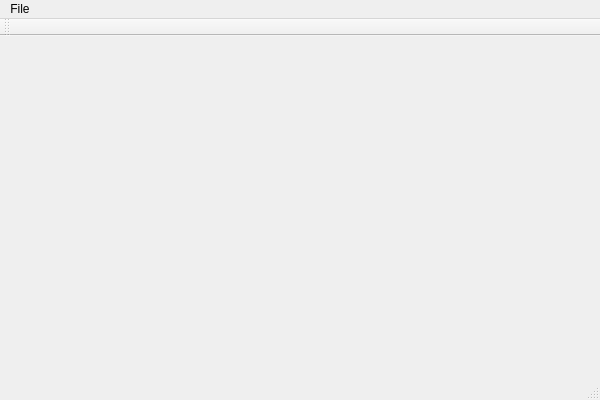
First picture: the form in TextEditor.ui, repository AnantRajput415/Text_editor, before the edit.
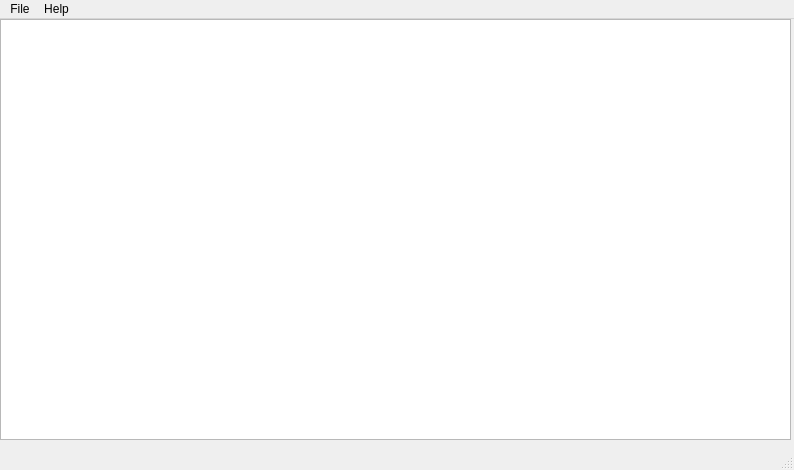
Second picture: the form after the edit.

The edit to the form file:
```diff
--- a/TextEditor.ui
+++ b/TextEditor.ui
@@ -6,20 +6,31 @@
    <rect>
     <x>0</x>
     <y>0</y>
-    <width>600</width>
-    <height>400</height>
+    <width>794</width>
+    <height>470</height>
    </rect>
   </property>
   <property name="windowTitle">
    <string>TextEditor</string>
   </property>
-  <widget class="QWidget" name="centralWidget"/>
-  <widget class="QMenuBar" name="menuBar">
+  <widget class="QWidget" name="centralwidget">
+   <widget class="QTextEdit" name="textEdit">
+    <property name="geometry">
+     <rect>
+      <x>0</x>
+      <y>0</y>
+      <width>791</width>
+      <height>421</height>
+     </rect>
+    </property>
+   </widget>
+  </widget>
+  <widget class="QMenuBar" name="menubar">
    <property name="geometry">
     <rect>
      <x>0</x>
      <y>0</y>
-     <width>600</width>
+     <width>794</width>
      <height>26</height>
     </rect>
    </property>
@@ -27,22 +38,47 @@
     <property name="title">
      <string>File</string>
     </property>
+    <addaction name="actionNew"/>
+    <addaction name="actionOpen"/>
+    <addaction name="actionSave"/>
+    <addaction name="actionExit"/>
+   </widget>
+   <widget class="QMenu" name="menuAbout">
+    <property name="title">
+     <string>Help</string>
+    </property>
+    <addaction name="actionAbout"/>
    </widget>
    <addaction name="menuFile"/>
+   <addaction name="menuAbout"/>
   </widget>
-  <widget class="QToolBar" name="mainToolBar">
-   <attribute name="toolBarArea">
-    <enum>TopToolBarArea</enum>
-   </attribute>
-   <attribute name="toolBarBreak">
-    <bool>false</bool>
-   </attribute>
-  </widget>
-  <widget class="QStatusBar" name="statusBar"/>
+  <widget class="QStatusBar" name="statusbar"/>
+  <action name="actionNew">
+   <property name="text">
+    <string>New</string>
+   </property>
+  </action>
+  <action name="actionOpen">
+   <property name="text">
+    <string>Open</string>
+   </property>
+  </action>
+  <action name="actionSave">
+   <property name="text">
+    <string>Save</string>
+   </property>
+  </action>
+  <action name="actionExit">
+   <property name="text">
+    <string>Exit</string>
+   </property>
+  </action>
+  <action name="actionAbout">
+   <property name="text">
+    <string>About</string>
+   </property>
+  </action>
  </widget>
- <layoutdefault spacing="6" margin="11"/>
- <resources>
-  <include location="TextEditor.qrc"/>
- </resources>
+ <resources/>
  <connections/>
 </ui>
```
Left out of the diff: 6 changed lines with no effect on the pictures.
